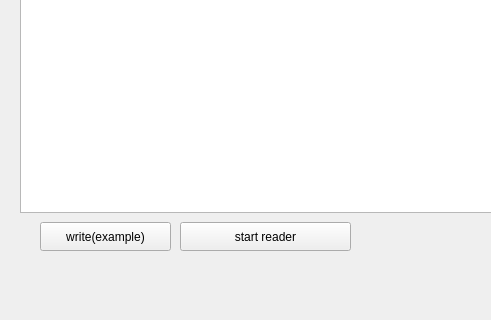
First picture: the form in reader/mainwindow.ui, repository ElectricLight-ELO/Data-generator-reader, before the edit; both pictures show x 0 to 491 and y 328 to 648 of the 807 by 648 pixel window.
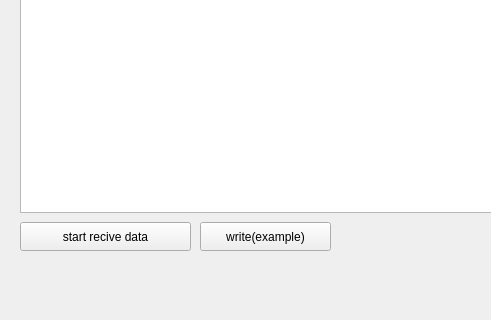
Second picture: the form after the edit.

Commit message: some fix && upd spammer

```diff
--- a/reader/mainwindow.ui
+++ b/reader/mainwindow.ui
@@ -27,7 +27,7 @@
    <widget class="QPushButton" name="pushButton">
     <property name="geometry">
      <rect>
-      <x>40</x>
+      <x>200</x>
       <y>550</y>
       <width>131</width>
       <height>29</height>
@@ -40,14 +40,14 @@
    <widget class="QPushButton" name="pushButton_2">
     <property name="geometry">
      <rect>
-      <x>180</x>
+      <x>20</x>
       <y>550</y>
       <width>171</width>
       <height>29</height>
      </rect>
     </property>
     <property name="text">
-     <string>start reader</string>
+     <string>start recive data</string>
     </property>
    </widget>
   </widget>
```
The commit also changes 2 other files.
